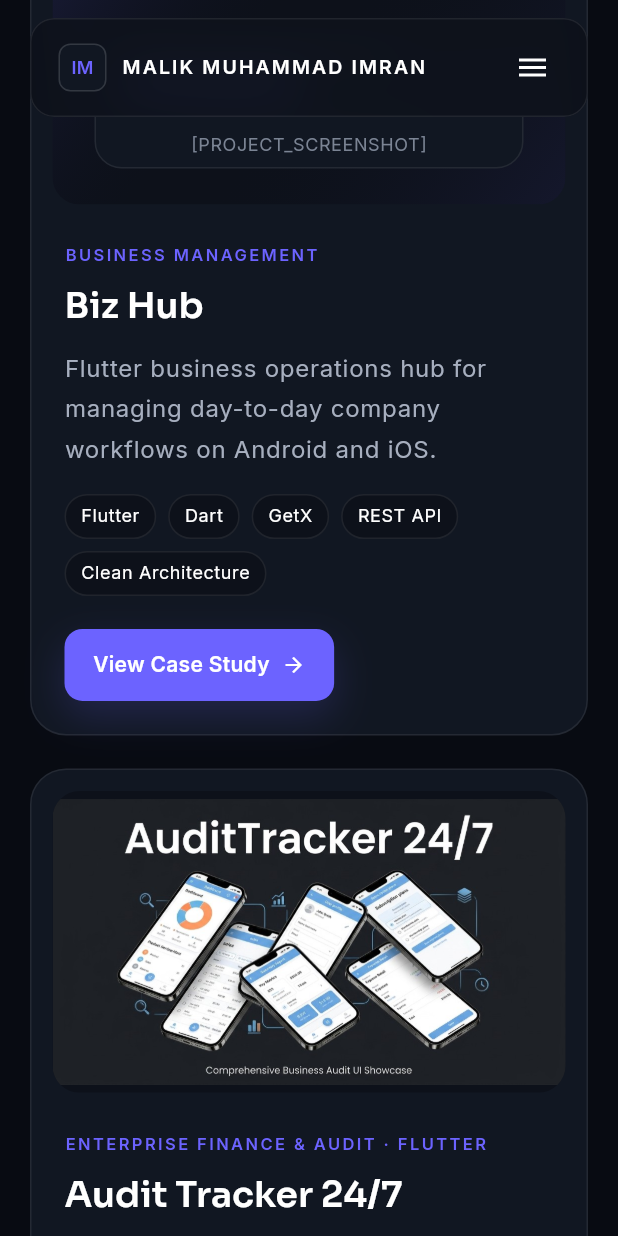
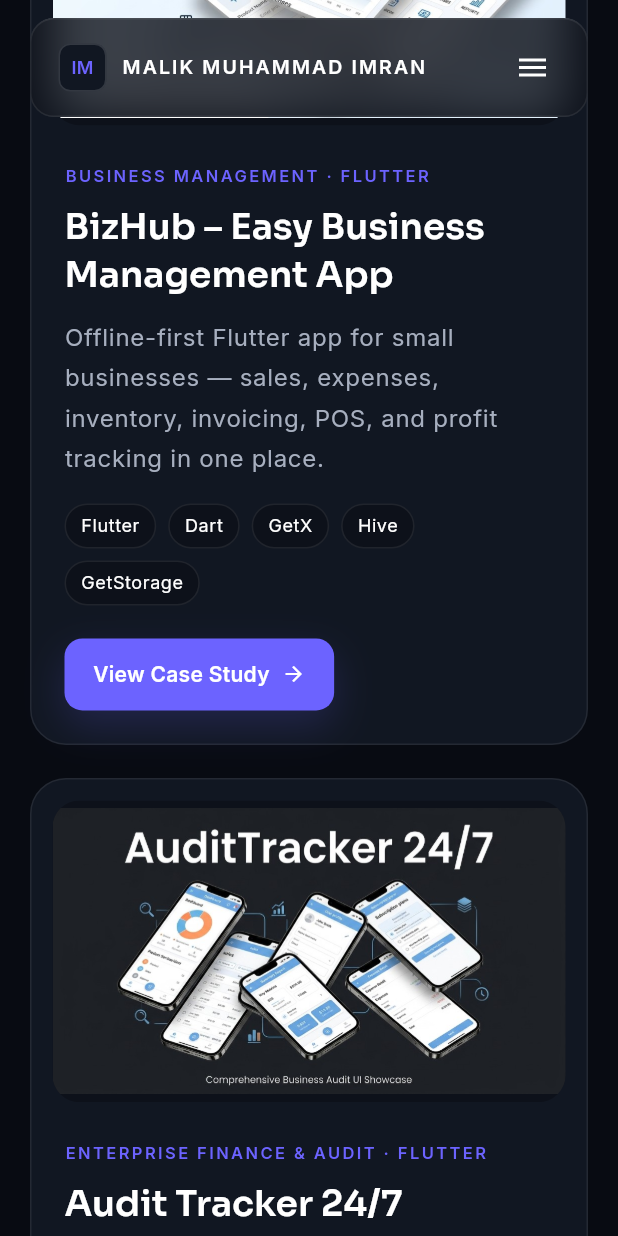
Before and after one commit to dev-imran4340/my-portfolio, a Flutter app: the screen it shows after launch, after a tap on "Explore Selected Work", on a phone screen of 412 x 824 dp. Run offline on Flutter 3.47's test engine with Material 3 defaults, Android fonts, the phone set to English and light mode, and no system bars; our stand-ins replace go_router, google_fonts, visibility_detector, web; missing offline and left inert: dart:js_interop.

Commit message:
Add BizHub showcase image and codebase-based project write-up.
Co-authored-by: Cursor <cursoragent@cursor.com>

```diff
--- a/lib/data/portfolio_data.dart
+++ b/lib/data/portfolio_data.dart
@@ -277,42 +277,59 @@ abstract final class PortfolioData {
   static const projects = <Project>[
     Project(
       slug: 'biz-hub',
-      name: 'Biz Hub',
-      category: 'Business Management',
+      name: 'BizHub – Easy Business Management App',
+      category: 'Business Management · Flutter',
       summary:
-          'Flutter business operations hub for managing day-to-day company workflows on Android and iOS.',
-      technologies: ['Flutter', 'Dart', 'GetX', 'REST API', 'Clean Architecture'],
+          'Offline-first Flutter app for small businesses — sales, expenses, inventory, invoicing, POS, and profit tracking in one place.',
+      technologies: [
+        'Flutter',
+        'Dart',
+        'GetX',
+        'Hive',
+        'GetStorage',
+      ],
       features: [
-        'Dashboard and operational modules',
-        'REST API integration',
-        'Auth-aware sessions',
-        'Android & iOS delivery',
+        'Dashboard with sales, expenses, net profit and trend charts',
+        'Customers, products (SKU / variants) and invoices',
+        'POS, purchases, reports and expense tracking',
+        'Profit & loss, inventory alerts and PDF invoices',
+        'Offline Hive storage with backup / restore',
       ],
       accent: AppColors.primary,
+      screenshotAsset: 'assets/images/biz-hub.png',
+      galleryAssets: [
+        'assets/images/biz-hub.png',
+      ],
       caseStudy: ProjectCaseStudy(
         overview:
-            'Biz Hub is a cross-platform Flutter client for business management workflows.',
-        problem:
-            'Teams needed a single mobile app for core business operations without jumping between tools.',
-        solution:
-            'A modular Flutter client with Clean Architecture, REST API integration, and role-aware operational screens.',
-        myRole: 'Flutter Developer',
-        myContribution:
-            'YOUR_MY_CONTRIBUTION — architecture, feature modules, API layer, and UI.',
+            'BizHub is an offline-first Flutter business management app built for shop owners, freelancers, and small teams. It brings sales, expenses, inventory, invoicing, and profit tracking into a single mobile workspace so day-to-day operations don’t depend on spreadsheets or an always-on internet connection.',
+        problem: '',
+        solution: '',
+        myRole: '',
+        myContribution: '',
         keyFeatures: [
-          'Dashboard and operational modules',
-          'REST API integration',
-          'Auth-aware sessions',
-          'Android & iOS delivery',
+          'Financial dashboard — live cards for sales, expenses, net profit and orders, plus a 7-day sales chart with daily / weekly / monthly / yearly filters',
+          'Customers & ledgers — customer records, payment collection, and ledger history',
+          'Product inventory — add products with name, SKU, variants (size/color) and category; stock and low-stock monitoring',
+          'Invoices & POS — create invoices, generate/share PDFs, and run point-of-sale checkout',
+          'Purchases, suppliers, expenses, quotations, returns and recurring entries',
+          'Reports & P&L — profit/loss summaries, aging views, and exportable business reports',
+          'Backup, app lock, reminders, and light/dark theme',
         ],
-        technologies: ['Flutter', 'Dart', 'GetX', 'REST API', 'Clean Architecture'],
+        technologies: [
+          'Flutter',
+          'Dart',
+          'GetX',
+          'Hive',
+          'GetStorage',
+          'fl_chart',
+          'PDF / Printing',
+        ],
         architecture:
-            'Flutter + GetX client with repository-style REST access. YOUR_ARCHITECTURE_DETAILS',
-        challenges: [
-          'YOUR_CHALLENGE_1',
-          'YOUR_CHALLENGE_2',
-        ],
-        results: 'YOUR_RESULTS — shipping status or impact when available.',
+            'GetX architecture with controllers, repository interfaces, and Hive Box<Map> persistence (customers, products, invoices, expenses, ledger, payments, reminders, settings, business profile). GetStorage holds preferences such as theme and onboarding. Local-first data layer with backup/restore (JSON), PDF generation, charts, and Stripe for in-app payments.',
+        challenges: [],
+        results: '',
+        screenshotNotes: '',
         links: [],
       ),
     ),
```
Also changed, not shown: assets/images/biz-hub.png (added).
